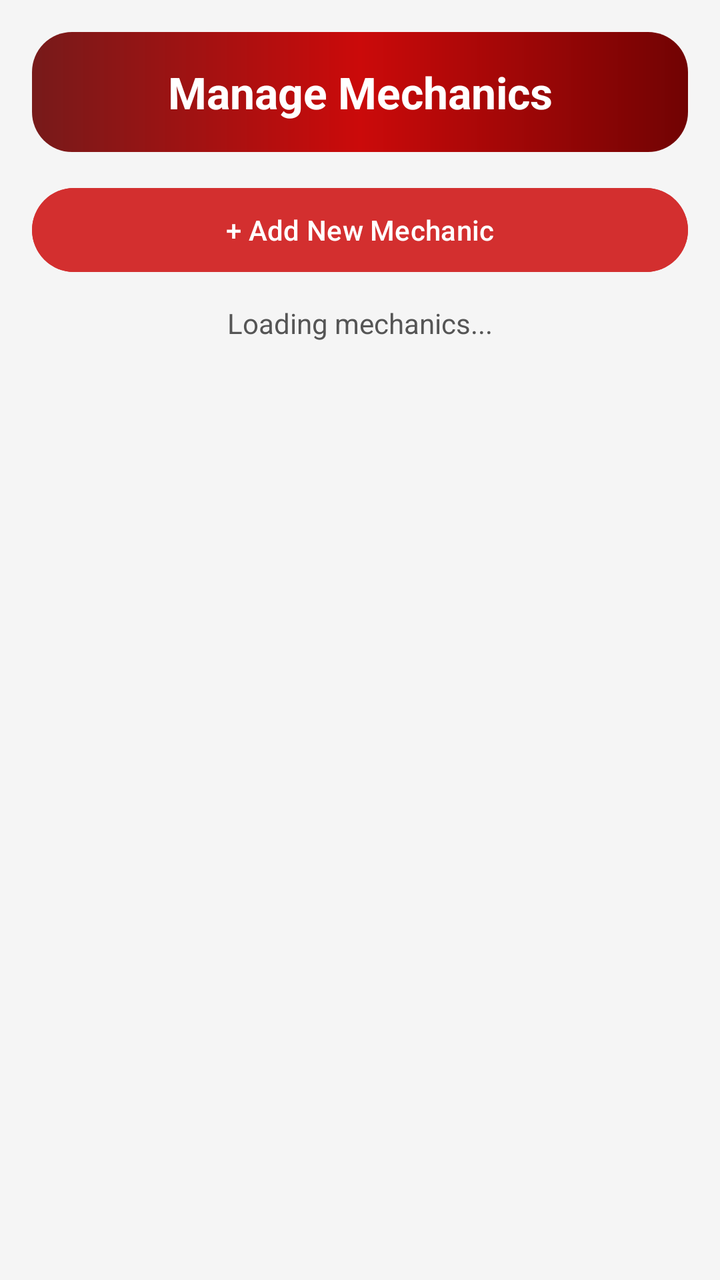
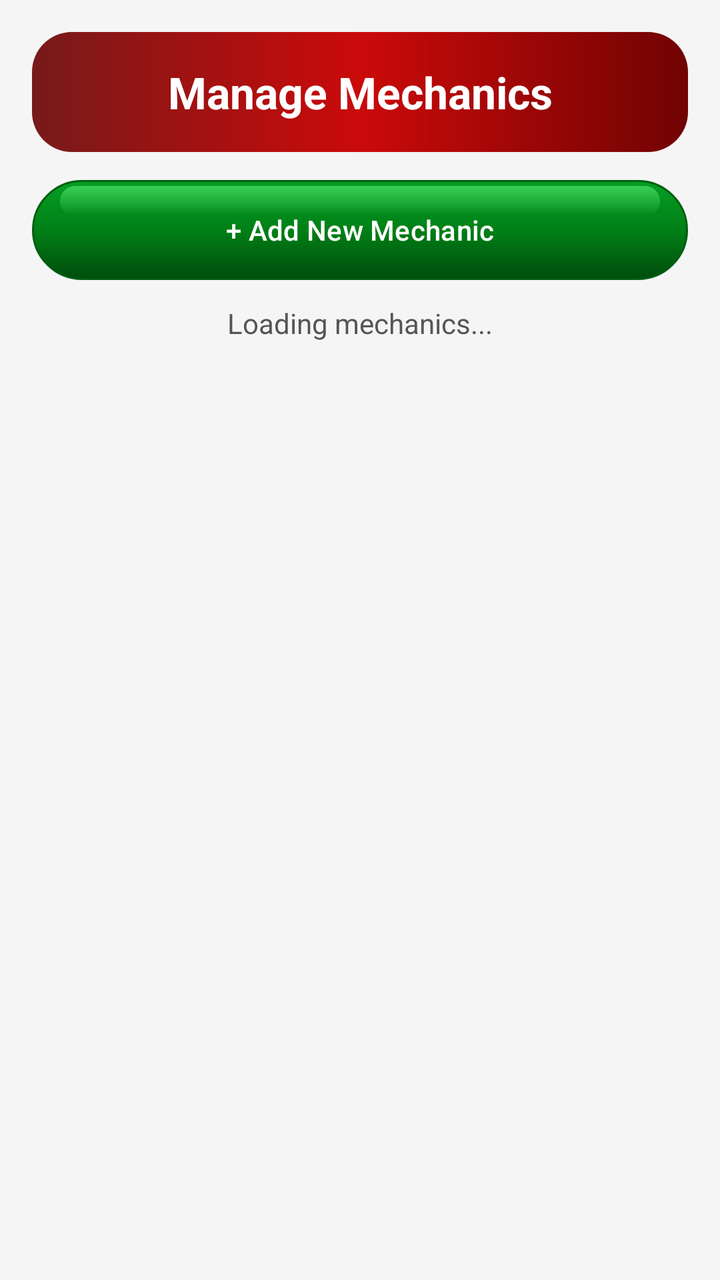

Two renders of the same Android screen: before a commit and after it. Below are the layout's source before the change and the commit's diff.
<!-- AndroidManifest.xml: application theme Theme.RoadSideAssistance -->
<!-- res/layout/activity_admin_mechanics.xml -->
<?xml version="1.0" encoding="utf-8"?>
<LinearLayout xmlns:android="http://schemas.android.com/apk/res/android"
    android:layout_width="match_parent"
    android:layout_height="match_parent"
    android:background="#F5F5F5"
    android:orientation="vertical"
    android:padding="16dp">

    <TextView
        android:layout_width="match_parent"
        android:layout_height="60dp"
        android:background="@drawable/bg_service_red_gradient"
        android:gravity="center"
        android:text="Manage Mechanics"
        android:textColor="#FFFFFF"
        android:textSize="22sp"
        android:textStyle="bold" />

    <Button
        android:id="@+id/btnAddMechanic"
        android:layout_width="match_parent"
        android:layout_height="50dp"
        android:layout_marginTop="14dp"
        android:backgroundTint="#D32F2F"
        android:text="+ Add New Mechanic"
        android:textAllCaps="false"
        android:textColor="#FFFFFF" />

    <TextView
        android:id="@+id/tvAdminMechanicsMessage"
        android:layout_width="match_parent"
        android:layout_height="wrap_content"
        android:gravity="center"
        android:padding="12dp"
        android:text="Loading mechanics..."
        android:textColor="#555555"
        android:textSize="14sp" />

    <androidx.recyclerview.widget.RecyclerView
        android:id="@+id/recyclerAdminMechanics"
        android:layout_width="match_parent"
        android:layout_height="0dp"
        android:layout_weight="1"
        android:clipToPadding="false"
        android:overScrollMode="never"
        android:paddingBottom="8dp" />

</LinearLayout>
<!-- resources referenced by this layout -->
<resources>
  <!-- drawable bg_service_red_gradient (drawable) -->
  <?xml version="1.0" encoding="utf-8"?>
  <shape xmlns:android="http://schemas.android.com/apk/res/android"
      android:shape="rectangle">
  
      <gradient
          android:startColor="#771A1A"
          android:centerColor="#CB0A0A"
          android:endColor="#710303"
          android:angle="0"
          android:type="linear" />
  
      <corners android:radius="20dp" />
  
  </shape>
  <style name="Theme.RoadSideAssistance" parent="Base.Theme.RoadSideAssistance" />
  <style name="Base.Theme.RoadSideAssistance" parent="Theme.Material3.DayNight.NoActionBar">
  
          <item name="colorPrimary">#14F500</item>
          <item name="colorSecondary">#14F500</item>
          <item name="colorControlActivated">#14F500</item>
  
      </style>
</resources>

<!-- the commit's change to res/layout/activity_admin_mechanics.xml (unified diff, before → after) -->
@@ -2,6 +2,8 @@
 <LinearLayout xmlns:android="http://schemas.android.com/apk/res/android"
     android:layout_width="match_parent"
     android:layout_height="match_parent"
+    xmlns:app="http://schemas.android.com/apk/res-auto"
+    android:fitsSystemWindows="true"
     android:background="#F5F5F5"
     android:orientation="vertical"
     android:padding="16dp">
@@ -21,7 +23,8 @@
         android:layout_width="match_parent"
         android:layout_height="50dp"
         android:layout_marginTop="14dp"
-        android:backgroundTint="#D32F2F"
+        app:backgroundTint="@null"
+        android:background="@drawable/bg_login_btn"
         android:text="+ Add New Mechanic"
         android:textAllCaps="false"
         android:textColor="#FFFFFF" />
<!-- resource entries referenced after the edit -->
@@ -1,5 +1,121 @@
 <!-- resources referenced by this layout -->
 <resources>
+  <!-- drawable bg_login_btn (drawable) -->
+  <?xml version="1.0" encoding="utf-8"?>
+  <layer-list xmlns:android="http://schemas.android.com/apk/res/android">
+  
+      
+      <item>
+          <shape android:shape="rectangle">
+              <corners android:radius="100dp" />
+              <gradient
+                  android:angle="270"
+                  android:startColor="#069E24"
+                  android:centerColor="#008016"
+                  android:endColor="#004D0D" />
+              <stroke
+                  android:width="1dp"
+                  android:color="#005E10" />
+          </shape>
+      </item>
+  
+      
+      <item
+          android:top="6dp"
+          android:bottom="6dp"
+          android:left="6dp"
+          android:right="6dp">
+          <shape android:shape="rectangle">
+              <corners android:radius="100dp" />
+              <stroke
+                  android:width="0dp"
+                  android:color="#4088FF9E" />
+          </shape>
+      </item>
+  
+      
+      <item
+          android:top="3dp"
+          android:bottom="32dp"
+          android:left="14dp"
+          android:right="14dp">
+          <shape android:shape="rectangle">
+              <corners android:radius="100dp" />
+              <gradient
+                  android:angle="270"
+                  android:startColor="#8569FF85"
+                  android:endColor="#0069FF85" />
+          </shape>
+      </item>
+  
+  </layer-list>
+  
+  
+  
+  
+  
+  
+  
+  
+  
+  
+  
+  
+  
+  
+  
+  
+  
+  
+  
+  
+  
+  
+  
+  
+  
+  
+  
+  
+  
+      
+  
+  
+  
+  
+  
+  
+  
+  
+  
+  
+  
+  
+  
+  
+  
+  
+  
+  
+  
+  
+  
+  
+  
+  
+  
+  
+  
+  
+  
+  
+  
+  
+  
+  
+  
+  
+  
   <!-- drawable bg_service_red_gradient (drawable) -->
   <?xml version="1.0" encoding="utf-8"?>
   <shape xmlns:android="http://schemas.android.com/apk/res/android"
